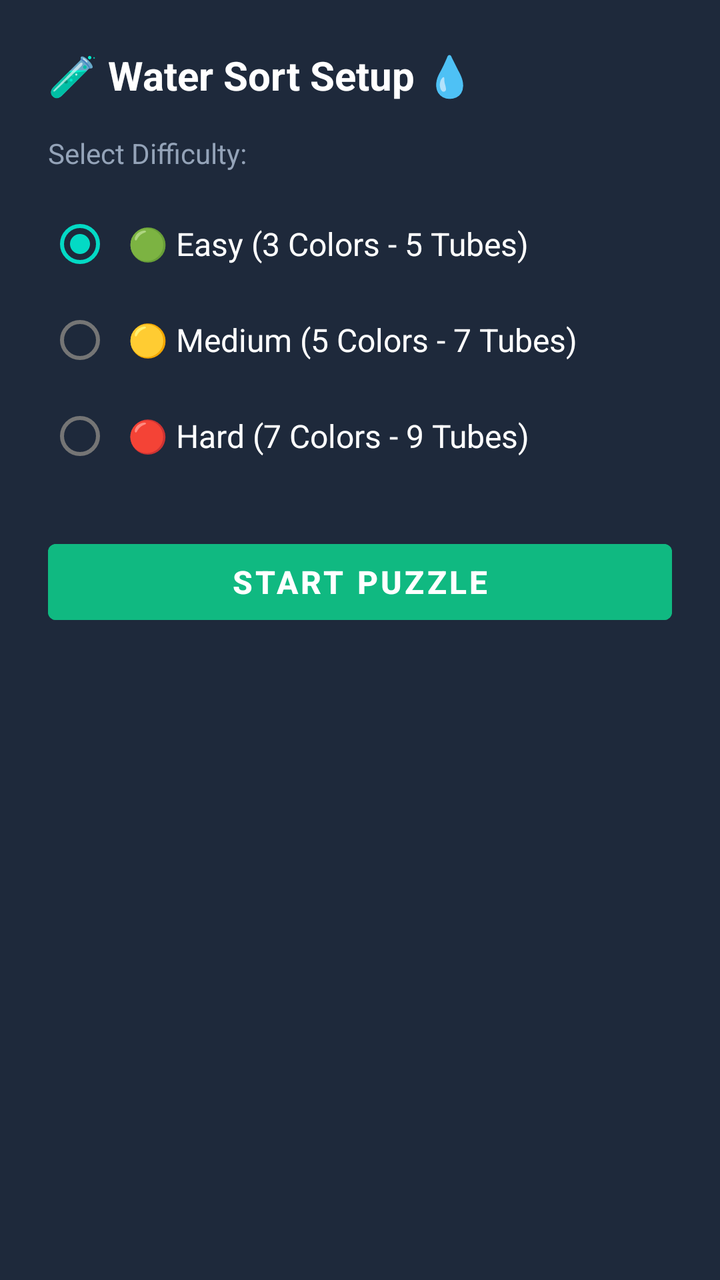
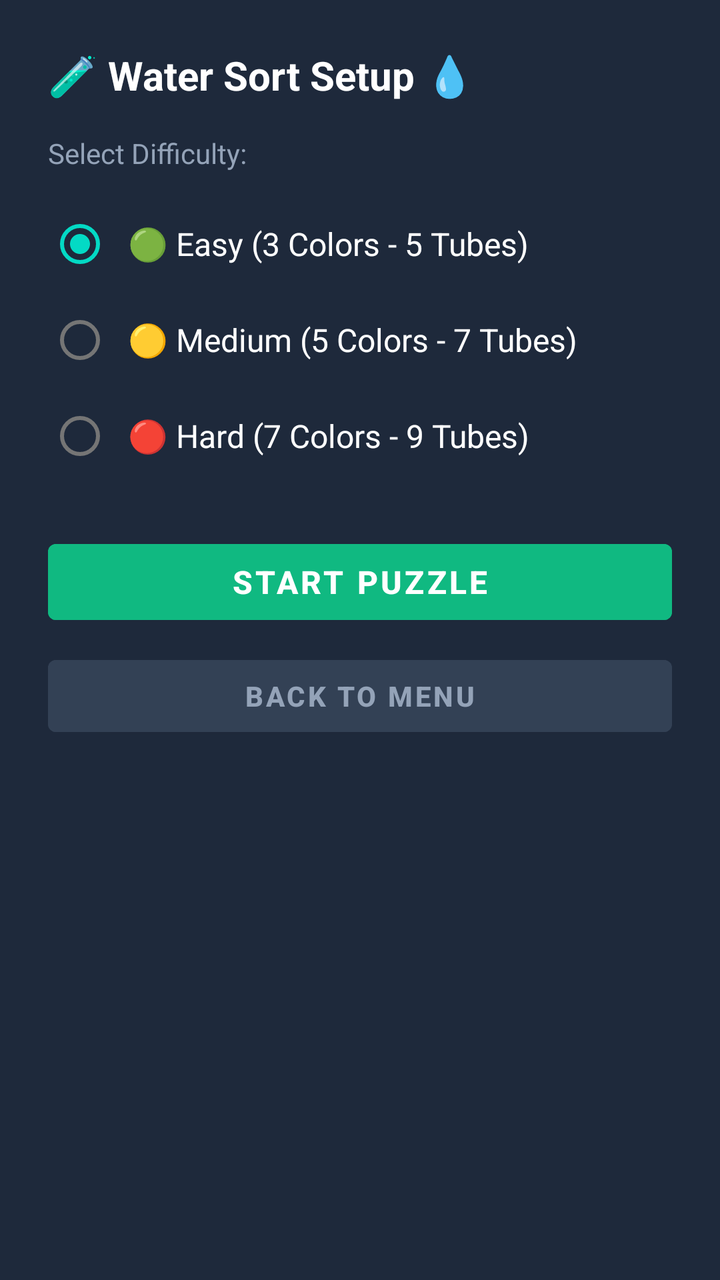

Two renders of the same Android screen: before a commit and after it. Below are the layout's source before the change and the commit's diff.
<!-- AndroidManifest.xml: application theme Theme.TicTacToe -->
<!-- res/layout/dialog_water_sort_setup.xml -->
<?xml version="1.0" encoding="utf-8"?>
<LinearLayout xmlns:android="http://schemas.android.com/apk/res/android"
    android:layout_width="match_parent"
    android:layout_height="wrap_content"
    android:orientation="vertical"
    android:padding="24dp"
    android:background="#1E293B">

    <TextView
        android:layout_width="match_parent"
        android:layout_height="wrap_content"
        android:text="🧪 Water Sort Setup 💧"
        android:textColor="@color/white"
        android:textSize="20sp"
        android:textStyle="bold"
        android:layout_marginBottom="16dp"/>

    <TextView
        android:layout_width="match_parent"
        android:layout_height="wrap_content"
        android:text="Select Difficulty:"
        android:textColor="#94A3B8"
        android:textSize="14sp"
        android:layout_marginBottom="12dp"/>

    <RadioGroup
        android:id="@+id/rgDifficulty"
        android:layout_width="match_parent"
        android:layout_height="wrap_content"
        android:orientation="vertical"
        android:layout_marginBottom="24dp">

        <RadioButton
            android:id="@+id/rbEasy"
            android:layout_width="match_parent"
            android:layout_height="wrap_content"
            android:text="🟢 Easy (3 Colors - 5 Tubes)"
            android:textColor="@color/white"
            android:textSize="16sp"
            android:padding="8dp"
            android:checked="true"/>

        <RadioButton
            android:id="@+id/rbMedium"
            android:layout_width="match_parent"
            android:layout_height="wrap_content"
            android:text="🟡 Medium (5 Colors - 7 Tubes)"
            android:textColor="@color/white"
            android:textSize="16sp"
            android:padding="8dp"/>

        <RadioButton
            android:id="@+id/rbHard"
            android:layout_width="match_parent"
            android:layout_height="wrap_content"
            android:text="🔴 Hard (7 Colors - 9 Tubes)"
            android:textColor="@color/white"
            android:textSize="16sp"
            android:padding="8dp"/>
    </RadioGroup>

    <Button
        android:id="@+id/btnStart"
        android:layout_width="match_parent"
        android:layout_height="50dp"
        android:text="START PUZZLE"
        android:backgroundTint="#10B981"
        android:textColor="@color/white"
        android:textStyle="bold"
        android:textSize="16sp"/>

</LinearLayout>
<!-- resources referenced by this layout -->
<resources>
  <color name="white">#FFFFFFFF</color>
  <style name="Theme.TicTacToe" parent="Theme.MaterialComponents.DayNight.NoActionBar">
          <item name="colorPrimary">@color/purple_500</item>
          <item name="colorPrimaryVariant">@color/purple_700</item>
          <item name="colorOnPrimary">@color/white</item>
          <item name="colorSecondary">@color/teal_200</item>
          <item name="colorSecondaryVariant">@color/teal_700</item>
          <item name="colorOnSecondary">@color/black</item>
          <item name="android:statusBarColor">@color/background_color</item>
          <item name="android:windowBackground">@color/background_color</item>
      </style>
  <color name="purple_500">#FF6200EE</color>
  <color name="purple_700">#FF3700B3</color>
  <color name="teal_200">#FF03DAC5</color>
  <color name="teal_700">#FF018786</color>
  <color name="black">#FF000000</color>
  <color name="background_color">#1E1B4B</color>
</resources>

<!-- the commit's change to res/layout/dialog_water_sort_setup.xml (unified diff, before → after) -->
@@ -69,4 +69,15 @@
         android:textStyle="bold"
         android:textSize="16sp"/>
 
+    <Button
+        android:id="@+id/btnMenu"
+        android:layout_width="match_parent"
+        android:layout_height="48dp"
+        android:text="BACK TO MENU"
+        android:backgroundTint="#334155"
+        android:textColor="#94A3B8"
+        android:layout_marginTop="8dp"
+        android:textStyle="bold"
+        android:textSize="14sp"/>
+
 </LinearLayout>
